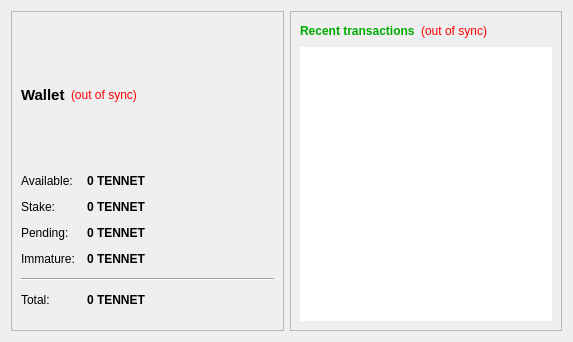
Before: the Qt Designer form src/qt/forms/overviewpage.ui in TenneTCo/TenneT, drawn with Qt 5.
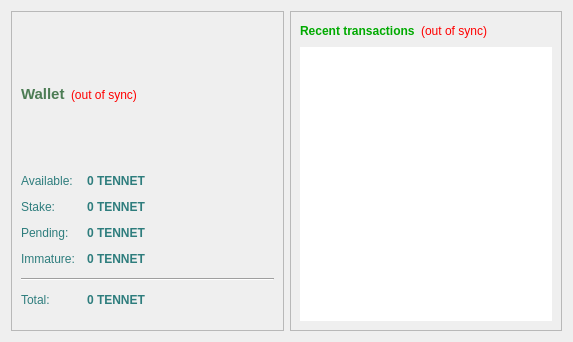
After: the same form once the commit is applied.

```diff
--- a/src/qt/forms/overviewpage.ui
+++ b/src/qt/forms/overviewpage.ui
@@ -40,7 +40,7 @@
              </font>
             </property>
             <property name="text">
-             <string>Wallet</string>
+             <string>&lt;html&gt;&lt;head/&gt;&lt;body&gt;&lt;p&gt;&lt;span style=&quot; color:#4c7c54;&quot;&gt;Wallet&lt;/span&gt;&lt;/p&gt;&lt;/body&gt;&lt;/html&gt;</string>
             </property>
            </widget>
           </item>
@@ -89,7 +89,7 @@
           <item row="0" column="0">
            <widget class="QLabel" name="label">
             <property name="text">
-             <string>Available:</string>
+             <string>&lt;html&gt;&lt;head/&gt;&lt;body&gt;&lt;p&gt;&lt;span style=&quot; color:#2e7d7d;&quot;&gt;Available:&lt;/span&gt;&lt;/p&gt;&lt;/body&gt;&lt;/html&gt;</string>
             </property>
            </widget>
           </item>
@@ -108,7 +108,7 @@
              <string>Your current spendable balance</string>
             </property>
             <property name="text">
-             <string notr="true">0 TENNET</string>
+             <string notr="true">&lt;html&gt;&lt;head/&gt;&lt;body&gt;&lt;p&gt;&lt;span style=&quot; color:#2e7d7d;&quot;&gt;0 TENNET&lt;/span&gt;&lt;/p&gt;&lt;/body&gt;&lt;/html&gt;</string>
             </property>
             <property name="textInteractionFlags">
              <set>Qt::LinksAccessibleByMouse|Qt::TextSelectableByKeyboard|Qt::TextSelectableByMouse</set>
@@ -118,7 +118,7 @@
           <item row="1" column="0">
            <widget class="QLabel" name="label_6">
             <property name="text">
-             <string>Stake:</string>
+             <string>&lt;html&gt;&lt;head/&gt;&lt;body&gt;&lt;p&gt;&lt;span style=&quot; color:#2e7d7d;&quot;&gt;Stake:&lt;/span&gt;&lt;/p&gt;&lt;/body&gt;&lt;/html&gt;</string>
             </property>
            </widget>
           </item>
@@ -137,7 +137,7 @@
              <string>Total of coins that was staked, and do not yet count toward the current balance</string>
             </property>
             <property name="text">
-             <string notr="true">0 TENNET</string>
+             <string notr="true">&lt;html&gt;&lt;head/&gt;&lt;body&gt;&lt;p&gt;&lt;span style=&quot; color:#2e7d7d;&quot;&gt;0 TENNET&lt;/span&gt;&lt;/p&gt;&lt;/body&gt;&lt;/html&gt;</string>
             </property>
             <property name="textInteractionFlags">
              <set>Qt::LinksAccessibleByMouse|Qt::TextSelectableByKeyboard|Qt::TextSelectableByMouse</set>
@@ -147,7 +147,7 @@
           <item row="2" column="0">
            <widget class="QLabel" name="label_3">
             <property name="text">
-             <string>Pending:</string>
+             <string>&lt;html&gt;&lt;head/&gt;&lt;body&gt;&lt;p&gt;&lt;span style=&quot; color:#2e7d7d;&quot;&gt;Pending:&lt;/span&gt;&lt;/p&gt;&lt;/body&gt;&lt;/html&gt;</string>
             </property>
            </widget>
           </item>
@@ -166,7 +166,7 @@
              <string>Total of transactions that have yet to be confirmed, and do not yet count toward the current balance</string>
             </property>
             <property name="text">
-             <string notr="true">0 TENNET</string>
+             <string notr="true">&lt;html&gt;&lt;head/&gt;&lt;body&gt;&lt;p&gt;&lt;span style=&quot; color:#2e7d7d;&quot;&gt;0 TENNET&lt;/span&gt;&lt;/p&gt;&lt;/body&gt;&lt;/html&gt;</string>
             </property>
             <property name="textInteractionFlags">
              <set>Qt::LinksAccessibleByMouse|Qt::TextSelectableByKeyboard|Qt::TextSelectableByMouse</set>
@@ -176,7 +176,7 @@
           <item row="3" column="0">
            <widget class="QLabel" name="labelImmatureText">
             <property name="text">
-             <string>Immature:</string>
+             <string>&lt;html&gt;&lt;head/&gt;&lt;body&gt;&lt;p&gt;&lt;span style=&quot; color:#2e7d7d;&quot;&gt;Immature:&lt;/span&gt;&lt;/p&gt;&lt;/body&gt;&lt;/html&gt;</string>
             </property>
            </widget>
           </item>
@@ -192,7 +192,7 @@
              <string>Mined balance that has not yet matured</string>
             </property>
             <property name="text">
-             <string notr="true">0 TENNET</string>
+             <string notr="true">&lt;html&gt;&lt;head/&gt;&lt;body&gt;&lt;p&gt;&lt;span style=&quot; color:#2e7d7d;&quot;&gt;0 TENNET&lt;/span&gt;&lt;/p&gt;&lt;/body&gt;&lt;/html&gt;</string>
             </property>
             <property name="textInteractionFlags">
              <set>Qt::LinksAccessibleByMouse|Qt::TextSelectableByKeyboard|Qt::TextSelectableByMouse</set>
@@ -209,7 +209,7 @@
           <item row="5" column="0">
            <widget class="QLabel" name="labelTotalText">
             <property name="text">
-             <string>Total:</string>
+             <string>&lt;html&gt;&lt;head/&gt;&lt;body&gt;&lt;p&gt;&lt;span style=&quot; color:#2e7d7d;&quot;&gt;Total:&lt;/span&gt;&lt;/p&gt;&lt;/body&gt;&lt;/html&gt;</string>
             </property>
            </widget>
           </item>
@@ -228,7 +228,7 @@
              <string>Your current total balance</string>
             </property>
             <property name="text">
-             <string notr="true">0 TENNET</string>
+             <string notr="true">&lt;html&gt;&lt;head/&gt;&lt;body&gt;&lt;p&gt;&lt;span style=&quot; color:#2e7d7d;&quot;&gt;0 TENNET&lt;/span&gt;&lt;/p&gt;&lt;/body&gt;&lt;/html&gt;</string>
             </property>
             <property name="textInteractionFlags">
              <set>Qt::LinksAccessibleByMouse|Qt::TextSelectableByKeyboard|Qt::TextSelectableByMouse</set>
```
Left out of the diff: 2 changed lines with no effect on the pictures.
